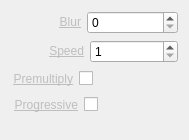
Above: Widgets/Inspector/InspectorImageScrollerWidget.ui from CasparCG/client before the change. Below: the same form after it.
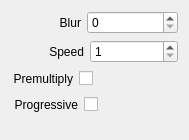
That is the form after the change.

```diff
--- a/Widgets/Inspector/InspectorImageScrollerWidget.ui
+++ b/Widgets/Inspector/InspectorImageScrollerWidget.ui
@@ -38,7 +38,7 @@
      <item>
       <widget class="QLabel" name="labelBlur">
        <property name="text">
-        <string>&lt;a href=&quot;Blur&quot; style=&quot;color: #BEBEBE;&quot;&gt;Blur&lt;/a&gt;</string>
+        <string>Blur</string>
        </property>
        <property name="alignment">
         <set>Qt::AlignRight|Qt::AlignTrailing|Qt::AlignVCenter</set>
@@ -78,7 +78,7 @@
      <item>
       <widget class="QLabel" name="labelSpeed">
        <property name="text">
-        <string>&lt;a href=&quot;Speed&quot; style=&quot;color: #BEBEBE;&quot;&gt;Speed&lt;/a&gt;</string>
+        <string>Speed</string>
        </property>
        <property name="alignment">
         <set>Qt::AlignRight|Qt::AlignTrailing|Qt::AlignVCenter</set>
@@ -124,7 +124,7 @@
      <item>
       <widget class="QLabel" name="labelPremultiply">
        <property name="text">
-        <string>&lt;a href=&quot;Premultiply&quot; style=&quot;color: #BEBEBE;&quot;&gt;Premultiply&lt;/a&gt;</string>
+        <string>Premultiply</string>
        </property>
        <property name="alignment">
         <set>Qt::AlignRight|Qt::AlignTrailing|Qt::AlignVCenter</set>
@@ -177,7 +177,7 @@
      <item>
       <widget class="QLabel" name="labelProgressive">
        <property name="text">
-        <string>&lt;a href=&quot;Progressive&quot; style=&quot;color: #BEBEBE;&quot;&gt;Progressive&lt;/a&gt;</string>
+        <string>Progressive</string>
        </property>
        <property name="alignment">
         <set>Qt::AlignRight|Qt::AlignTrailing|Qt::AlignVCenter</set>
```
